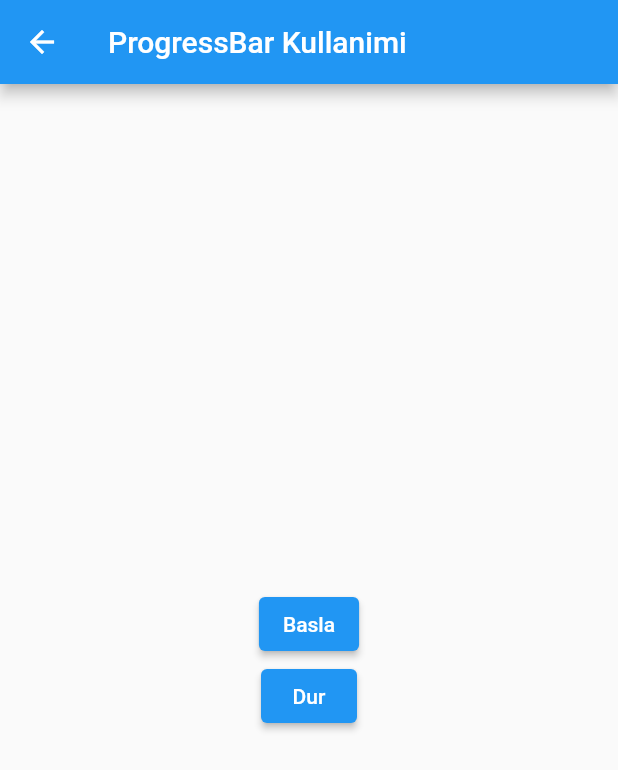
After one commit to tahaturan/flutter_basis_widget_2, a Flutter app: the screen it shows after launch, after a tap on "ProgressBar Kullanimi", on a phone screen of 412 x 824 dp. The commit adds this screen. Shown: the top 770 px of the screen. Run offline on Flutter 3.47's test engine with Material 2 defaults, Android fonts, the phone set to English and light mode, and no system bars.

Commit message:
ProgressBar Kullanimi

```diff
--- a/lib/views/my_home_page.dart
+++ b/lib/views/my_home_page.dart
@@ -1,5 +1,6 @@
 import 'package:flutter/material.dart';
 import 'package:flutter_basis_widget_2/views/checkbox_kullanimi.dart';
+import 'package:flutter_basis_widget_2/views/progressbar_kullanimi.dart';
 import 'package:flutter_basis_widget_2/views/radiobutton_kullanimi.dart';
 import 'package:flutter_basis_widget_2/views/toggle_buttons_kullanimi.dart';
 import 'package:flutter_basis_widget_2/widgets/sayfa_gecis_button.dart';
@@ -31,6 +32,9 @@ class _MyHomePageState extends State<MyHomePage> {
             SayfaGecisButton(
                 butonYazi: "Radio Button Kullanimi",
                 gecisSayfasi: const RadioButtonKullanimi()),
+            SayfaGecisButton(
+                butonYazi: "ProgressBar Kullanimi",
+                gecisSayfasi: const ProgressBarKullanimi())
           ],
         ),
       ),
--- /dev/null
+++ b/lib/views/progressbar_kullanimi.dart
@@ -0,0 +1,54 @@
+import 'package:flutter/material.dart';
+
+class ProgressBarKullanimi extends StatefulWidget {
+  const ProgressBarKullanimi({Key? key}) : super(key: key);
+
+  @override
+  State<ProgressBarKullanimi> createState() => _ProgressBarKullanimiState();
+}
+
+class _ProgressBarKullanimiState extends State<ProgressBarKullanimi> {
+  bool progressBarKontrol = false;
+  @override
+  Widget build(BuildContext context) {
+    return Scaffold(
+        appBar: AppBar(
+          title: const Text("ProgressBar Kullanimi"),
+        ),
+        body: Center(
+          child: Column(
+            mainAxisAlignment: MainAxisAlignment.center,
+            children: [
+              Visibility(
+                visible: progressBarKontrol,
+                child: const CircularProgressIndicator(
+                  valueColor: AlwaysStoppedAnimation<Color>(Colors.red),
+                  backgroundColor: Colors.white,
+                  strokeWidth: 5,
+                ),
+              ),
+              ElevatedButton(
+                onPressed: () {
+                  setState(() {
+                    progressBarKontrol = true;
+                  });
+                },
+                child: const Text(
+                  "Basla",
+                ),
+              ),
+              ElevatedButton(
+                onPressed: () {
+                  setState(() {
+                    progressBarKontrol = false;
+                  });
+                },
+                child: const Text(
+                  "Dur",
+                ),
+              ),
+            ],
+          ),
+        ));
+  }
+}
```
Also changed, not shown: assets/images/ProgressBarKullanimi.gif (added), 1 other file.
